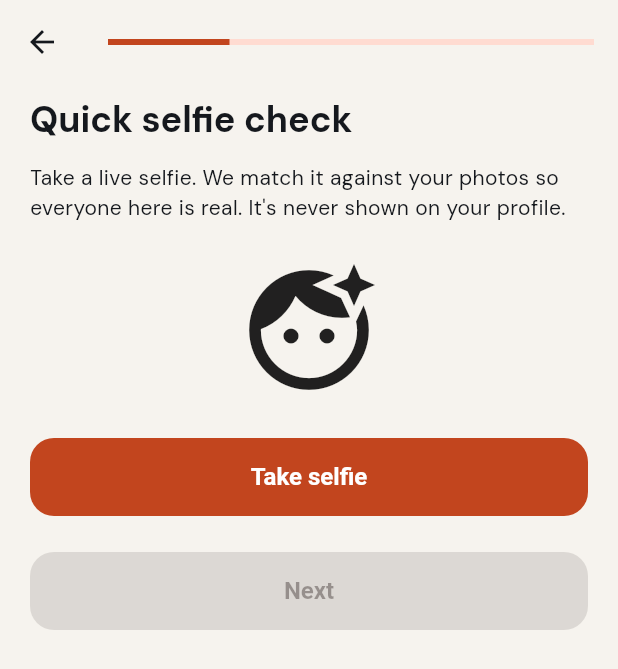
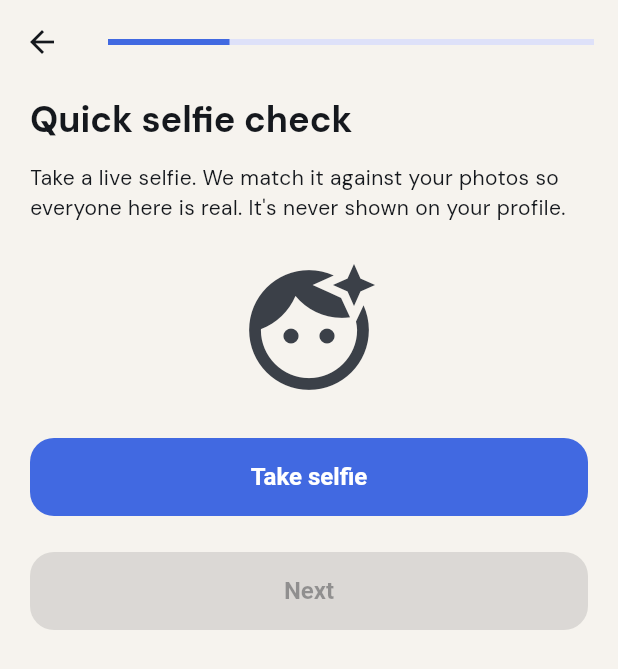
Before and after one commit to gfys606-hue/based-dating, a Flutter app: the screen it shows once a user with an empty profile is signed in, on a phone screen of 412 x 824 dp. Shown: the top 669 px of the screen. Run offline on Flutter 3.47's test engine with Material 3 defaults, Android fonts, the phone set to English and light mode, and no system bars; our stand-ins replace geolocator, google_fonts, image_picker, shared_preferences, supabase_flutter; missing offline and left inert: livekit_client; accounts and stored records are empty.

Commit message:
Dark mode + royal blue (7/9): light/dark theme tokens and app root

```diff
--- a/app/lib/main.dart
+++ b/app/lib/main.dart
@@ -23,15 +23,44 @@ Future<void> main() async {
     // even if the email opens in a different browser (e.g. inside the Gmail app).
     authOptions: const FlutterAuthClientOptions(authFlowType: AuthFlowType.implicit),
   );
+  await B.loadMode();
   runApp(const BasedApp());
 }
 
-class BasedApp extends StatelessWidget {
+/// App root. Picks light or dark (phone setting, or the user's choice in You → Appearance)
+/// and rebuilds everything when that changes.
+class BasedApp extends StatefulWidget {
   const BasedApp({super.key});
+  @override
+  State<BasedApp> createState() => _BasedAppState();
+}
+
+class _BasedAppState extends State<BasedApp> with WidgetsBindingObserver {
+  @override
+  void initState() {
+    super.initState();
+    WidgetsBinding.instance.addObserver(this);
+    B.mode.addListener(_changed);
+  }
+
+  @override
+  void dispose() {
+    WidgetsBinding.instance.removeObserver(this);
+    B.mode.removeListener(_changed);
+    super.dispose();
+  }
+
+  @override
+  void didChangePlatformBrightness() => _changed();
+
+  void _changed() => setState(() {});
 
   @override
   Widget build(BuildContext context) {
+    final system = WidgetsBinding.instance.platformDispatcher.platformBrightness;
+    B.isDark = B.mode.value == ThemeMode.dark || (B.mode.value == ThemeMode.system && system == Brightness.dark);
     return MaterialApp(
+      key: ValueKey(B.isDark), // light/dark switch rebuilds every screen with the new colors
       title: 'Based',
       debugShowCheckedModeBanner: false,
       theme: B.theme(),
--- a/app/lib/theme.dart
+++ b/app/lib/theme.dart
@@ -1,38 +1,66 @@
 import 'package:flutter/material.dart';
 import 'package:google_fonts/google_fonts.dart';
+import 'package:shared_preferences/shared_preferences.dart';
 
 /// Based design tokens. Every screen (and every future module: search, shop,
 /// groups) uses these, so the whole platform looks and feels like one app.
+///
+/// Light and dark: each token has two values. [B.isDark] is set by the app root
+/// (follows the phone's setting unless the user picks Light/Dark in You → Appearance),
+/// and the whole app rebuilds when it changes.
 class B {
-  static const ink = Color(0xFF15181D); // text, dark surfaces, floating menu
-  static const ink2 = Color(0xFF3B4048); // secondary text
-  static const muted = Color(0xFF5A6068); // captions
-  static const bg = Color(0xFFF6F3EE); // page background
-  static const card = Colors.white;
-  static const line = Color(0xFFE2DDD4);
-  static const accent = Color(0xFFC2451E); // the ONE action color
-  static const accentSoft = Color(0xFFF7E4DA);
-  static const urgent = Color(0xFFA1261C); // under 24h
-  static const urgentSoft = Color(0xFFF1DCD9);
-  static const soon = Color(0xFF9A5F12); // under 2 days
-  static const soonSoft = Color(0xFFF3E6D2);
-  static const ok = Color(0xFF2F6B47);
-  static const okSoft = Color(0xFFEAF3EC);
+  static bool isDark = false;
+  static Color _c(int light, int dark) => Color(isDark ? dark : light);
+
+  // Text
+  static Color get ink => _c(0xFF15181D, 0xFFECEEF2); // main text
+  static Color get ink2 => _c(0xFF3B4048, 0xFFC3C8D0); // secondary text
+  static Color get muted => _c(0xFF5A6068, 0xFF9AA1AB); // captions
+
+  // Surfaces
+  static Color get bg => _c(0xFFF6F3EE, 0xFF0F1115); // page background
+  static Color get card => _c(0xFFFFFFFF, 0xFF1A1D23);
+  static Color get line => _c(0xFFE2DDD4, 0xFF2C3038);
+  static Color get fill => _c(0xFFEFEAE2, 0xFF23272E); // soft fills: toggles, placeholders, dividers
+  static Color get avatarFill => _c(0xFFD9CDBD, 0xFF2C3038);
+
+  // Dark panels (floating menu, call panel, your chat bubbles). Dark in both modes; text on them is white.
+  static Color get panel => _c(0xFF15181D, 0xFF232833);
+  static Color get panelRaised => _c(0xFF2A2F36, 0xFF323846);
+  static const onPanelMuted = Color(0xFF9BA0A7);
+  static const panelAccent = Color(0xFFA9BDF5); // light royal blue for small text on panels
+
+  // Royal blue: the ONE action color
+  static Color get accent => _c(0xFF4169E1, 0xFF5B7FEA);
+  static Color get accentSoft => _c(0xFFE3E9FB, 0xFF1C2540);
+  static Color get accentMid => _c(0xFFAFC0F2, 0xFF33457A); // radar rings
+  static Color get accentStrong => _c(0xFF2A4BB8, 0xFF9DB2F2); // accent-colored text on soft fills
+
+  // Status
+  static Color get urgent => _c(0xFFA1261C, 0xFFF07A70); // under 24h
+  static Color get urgentSoft => _c(0xFFF1DCD9, 0xFF3A1F1D);
+  static Color get soon => _c(0xFF9A5F12, 0xFFE0A24A); // under 2 days
+  static Color get soonSoft => _c(0xFFF3E6D2, 0xFF33291A);
+  static Color get ok => _c(0xFF2F6B47, 0xFF6FC08E);
+  static Color get okSoft => _c(0xFFEAF3EC, 0xFF1C2E23);
+  static Color get okInk => _c(0xFF1F4D32, 0xFF9FD8B2); // text on okSoft
 
   static const radius = 20.0;
   static const navHeight = 70.0;
   static const navClearance = 104.0; // bottom padding so content scrolls above the floating menu
 
-  static List<BoxShadow> shadow = [
-    BoxShadow(color: ink.withOpacity(.05), blurRadius: 2, offset: const Offset(0, 1)),
-    BoxShadow(color: ink.withOpacity(.12), blurRadius: 24, spreadRadius: -12, offset: const Offset(0, 8)),
-  ];
+  static List<BoxShadow> get shadow => isDark
+      ? const [BoxShadow(color: Color(0x66000000), blurRadius: 18, spreadRadius: -10, offset: Offset(0, 6))]
+      : [
+          BoxShadow(color: const Color(0xFF15181D).withOpacity(.05), blurRadius: 2, offset: const Offset(0, 1)),
+          BoxShadow(color: const Color(0xFF15181D).withOpacity(.12), blurRadius: 24, spreadRadius: -12, offset: const Offset(0, 8)),
+        ];
 
   static BoxDecoration cardBox({Color? border}) => BoxDecoration(
         color: card,
         borderRadius: BorderRadius.circular(radius),
         boxShadow: shadow,
-        border: border == null ? null : Border.all(color: border, width: 2),
+        border: border == null ? (isDark ? Border.all(color: line) : null) : Border.all(color: border, width: 2),
       );
 
   static TextStyle display(double size) =>
@@ -41,16 +69,45 @@ class B {
   static TextStyle heading(double size) =>
       GoogleFonts.archivo(fontSize: size, fontWeight: FontWeight.w800, color: ink);
 
-  static const label = TextStyle(fontSize: 12, fontWeight: FontWeight.w800, letterSpacing: 0.7, color: muted);
+  static TextStyle get label => TextStyle(fontSize: 12, fontWeight: FontWeight.w800, letterSpacing: 0.7, color: muted);
+
+  // ---------- Appearance setting: System / Light / Dark ----------
+  static final mode = ValueNotifier<ThemeMode>(ThemeMode.system);
+
+  static Future<void> loadMode() async {
+    try {
+      final p = await SharedPreferences.getInstance();
+      mode.value = ThemeMode.values.firstWhere((m) => m.name == p.getString('theme_mode'), orElse: () => ThemeMode.system);
+    } catch (_) {}
+  }
+
+  static Future<void> setMode(ThemeMode m) async {
+    mode.value = m;
+    try {
+      final p = await SharedPreferences.getInstance();
+      await p.setString('theme_mode', m.name);
+    } catch (_) {}
+  }
 
   static ThemeData theme() {
+    final scheme = ColorScheme.fromSeed(
+      seedColor: accent,
+      brightness: isDark ? Brightness.dark : Brightness.light,
+      primary: accent,
+      onPrimary: Colors.white,
+      surface: bg,
+      onSurface: ink,
+    );
     final base = ThemeData(
       useMaterial3: true,
-      colorScheme: ColorScheme.fromSeed(seedColor: accent, primary: accent, surface: bg),
+      brightness: isDark ? Brightness.dark : Brightness.light,
+      colorScheme: scheme,
       scaffoldBackgroundColor: bg,
+      dividerColor: line,
     );
     return base.copyWith(
       textTheme: GoogleFonts.dmSansTextTheme(base.textTheme).apply(bodyColor: ink, displayColor: ink),
+      iconTheme: IconThemeData(color: ink2),
       filledButtonTheme: FilledButtonThemeData(
         style: FilledButton.styleFrom(
           backgroundColor: accent,
@@ -64,21 +121,31 @@ class B {
         style: OutlinedButton.styleFrom(
           foregroundColor: ink,
           minimumSize: const Size(0, 52),
-          side: const BorderSide(color: line, width: 1.5),
+          side: BorderSide(color: line, width: 1.5),
           shape: RoundedRectangleBorder(borderRadius: BorderRadius.circular(16)),
           textStyle: const TextStyle(fontSize: 16, fontWeight: FontWeight.w700),
         ),
       ),
+      textButtonTheme: TextButtonThemeData(style: TextButton.styleFrom(foregroundColor: accent)),
       inputDecorationTheme: InputDecorationTheme(
         filled: true,
-        fillColor: bg,
-        border: OutlineInputBorder(borderRadius: BorderRadius.circular(14), borderSide: const BorderSide(color: line, width: 1.5)),
-        enabledBorder: OutlineInputBorder(borderRadius: BorderRadius.circular(14), borderSide: const BorderSide(color: line, width: 1.5)),
-        focusedBorder: OutlineInputBorder(borderRadius: BorderRadius.circular(14), borderSide: const BorderSide(color: ink, width: 1.5)),
+        fillColor: isDark ? card : bg,
+        hintStyle: TextStyle(color: muted),
+        border: OutlineInputBorder(borderRadius: BorderRadius.circular(14), borderSide: BorderSide(color: line, width: 1.5)),
+        enabledBorder: OutlineInputBorder(borderRadius: BorderRadius.circular(14), borderSide: BorderSide(color: line, width: 1.5)),
+        focusedBorder: OutlineInputBorder(borderRadius: BorderRadius.circular(14), borderSide: BorderSide(color: accent, width: 1.5)),
       ),
-      appBarTheme: const AppBarTheme(backgroundColor: bg, foregroundColor: ink, elevation: 0, scrolledUnderElevation: 0),
+      appBarTheme: AppBarTheme(backgroundColor: bg, foregroundColor: ink, elevation: 0, scrolledUnderElevation: 0),
+      cardColor: card,
+      dialogTheme: DialogThemeData(backgroundColor: card),
+      bottomSheetTheme: BottomSheetThemeData(backgroundColor: card, modalBackgroundColor: card),
+      switchTheme: SwitchThemeData(
+        thumbColor: WidgetStateProperty.resolveWith((s) => s.contains(WidgetState.selected) ? Colors.white : muted),
+        trackColor: WidgetStateProperty.resolveWith((s) => s.contains(WidgetState.selected) ? accent : fill),
+      ),
       snackBarTheme: SnackBarThemeData(
-        backgroundColor: ink,
+        backgroundColor: panel,
+        contentTextStyle: const TextStyle(color: Colors.white),
         behavior: SnackBarBehavior.floating,
         shape: RoundedRectangleBorder(borderRadius: BorderRadius.circular(16)),
       ),
```
